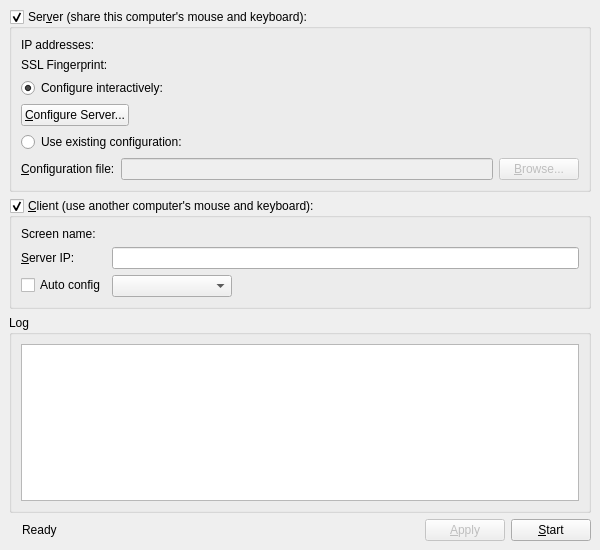
First picture: the form in src/gui/src/MainWindowBase.ui, repository deskflow/deskflow, before the edit.
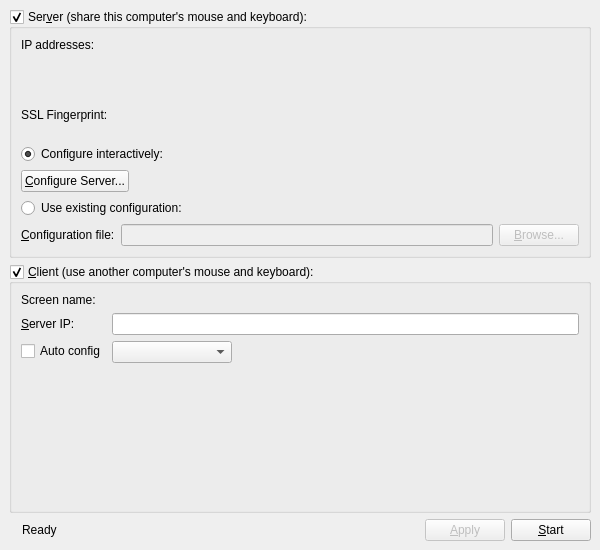
Second picture: the form after the edit. Icons and pictures are not drawn.

Commit message: move log output into its own window; add some keyboard shortcuts for menu items

What changed in the file:
```diff
--- a/src/gui/src/MainWindowBase.ui
+++ b/src/gui/src/MainWindowBase.ui
@@ -239,42 +239,6 @@
       </layout>
      </widget>
     </item>
-    <item>
-     <widget class="QGroupBox" name="m_pGroupLog">
-      <property name="title">
-       <string>Log</string>
-      </property>
-      <layout class="QVBoxLayout" name="verticalLayout">
-       <item>
-        <widget class="QTextEdit" name="m_pLogOutput">
-         <property name="sizePolicy">
-          <sizepolicy hsizetype="Expanding" vsizetype="Expanding">
-           <horstretch>0</horstretch>
-           <verstretch>0</verstretch>
-          </sizepolicy>
-         </property>
-         <property name="font">
-          <font>
-           <family>Courier</family>
-          </font>
-         </property>
-         <property name="autoFillBackground">
-          <bool>false</bool>
-         </property>
-         <property name="undoRedoEnabled">
-          <bool>false</bool>
-         </property>
-         <property name="lineWrapMode">
-          <enum>QTextEdit::NoWrap</enum>
-         </property>
-         <property name="readOnly">
-          <bool>true</bool>
-         </property>
-        </widget>
-       </item>
-      </layout>
-     </widget>
-    </item>
     <item>
      <layout class="QHBoxLayout" name="horizontalLayout">
       <property name="sizeConstraint">
```
Left out of the diff: 25 changed lines with no effect on the pictures. The commit also changes 6 other files.
